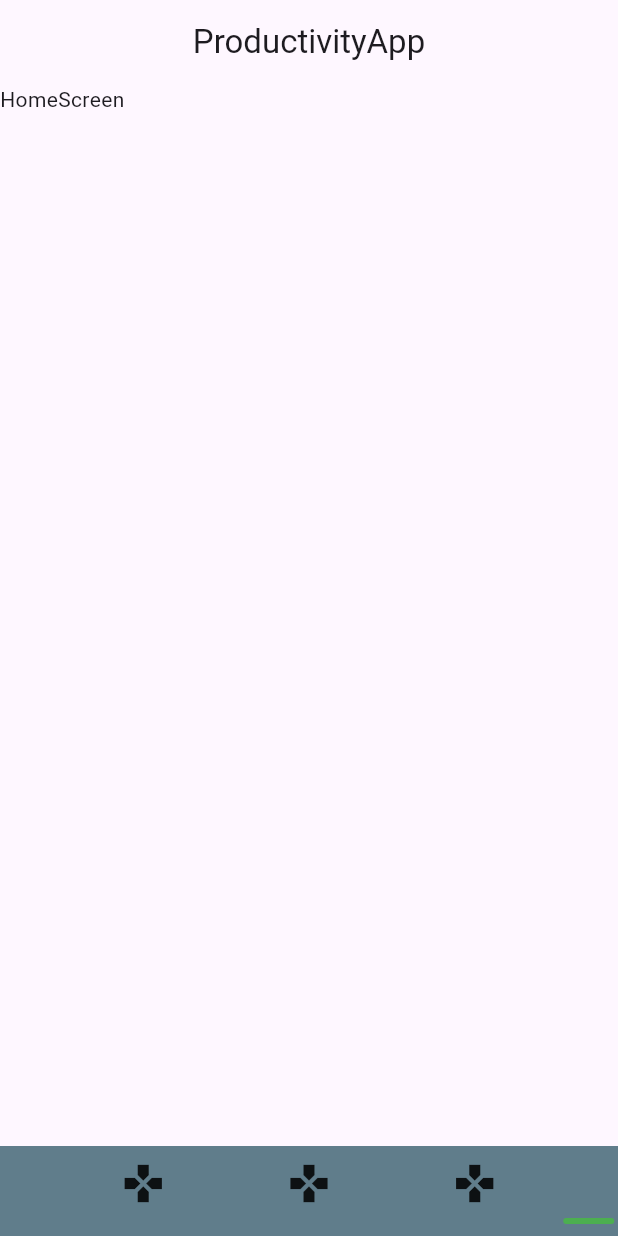
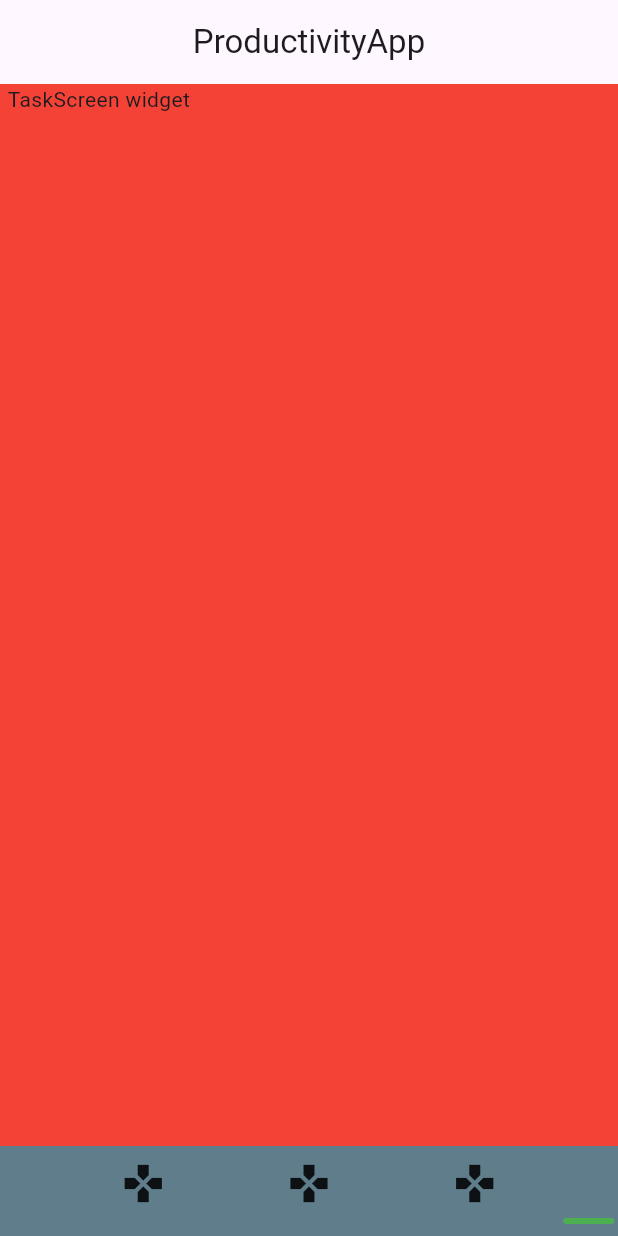
Before and after one commit to JoseYe628/productivity_app, a Flutter app: the screen it shows after launch, on a phone screen of 412 x 824 dp. Run offline on Flutter 3.47's test engine with Material 3 defaults, Android fonts, the phone set to English and light mode, and no system bars; our stand-ins replace flutter_bloc.

Commit message:
CustomBottomBar: cambio de pantalla con el bar en home screen

```diff
--- a/lib/screens/home/home_screen.dart
+++ b/lib/screens/home/home_screen.dart
@@ -1,6 +1,7 @@
 import 'package:flutter/material.dart';
 import 'package:flutter_bloc/flutter_bloc.dart';
 import 'package:productivity_app/blocs/blocs.dart';
+import 'package:productivity_app/screens/home/screens/screens.dart';
 import 'package:productivity_app/widgets/widgets.dart';
 
 class HomeScreen extends StatelessWidget {
@@ -9,12 +10,30 @@ class HomeScreen extends StatelessWidget {
   @override
   Widget build(BuildContext context){
     return Scaffold(
+      backgroundColor: Colors.red,
       appBar: AppBar(
         title: const Text("ProductivityApp"),
         centerTitle: true,
       ),
-      body: Container(
-        child: Text("HomeScreen"),
+      body: BlocBuilder<HomeRouteCubit, int>(
+        builder: (BuildContext context, index){
+          Widget screen;
+          switch (index) {
+            case 0:
+              screen = TaskScreen();
+            case 1:
+              screen = BacklogScreen();
+            case 2:
+              screen = ScheduleScreen();
+            default:
+              screen = TaskScreen();
+          }
+          return AnimatedSwitcher(
+            child: screen,
+            duration: Duration(milliseconds: 400),
+            transitionBuilder: (child, animation) => FadeTransition(child: child, opacity: animation,),
+          );
+        },
       ),
       bottomNavigationBar: const _BottomNav(),
     );
--- /dev/null
+++ b/lib/screens/home/screens/screens.dart
@@ -0,0 +1,3 @@
+export 'package:productivity_app/screens/home/screens/schedule_screen.dart';
+export 'package:productivity_app/screens/home/screens/task_screen.dart';
+export 'package:productivity_app/screens/home/screens/backlog_screen.dart';
--- /dev/null
+++ b/lib/screens/home/screens/task_screen.dart
@@ -0,0 +1,16 @@
+import 'package:flutter/material.dart';
+
+class TaskScreen extends StatelessWidget {
+  const TaskScreen({super.key});
+
+  @override
+  Widget build(BuildContext context){
+    return Container(
+      height: double.infinity,
+      width: double.infinity,
+      padding: EdgeInsets.symmetric(horizontal: 5),
+      color: Colors.red,
+      child: const Text("TaskScreen widget"),
+    );
+  }
+}
```
Also changed, not shown: lib/screens/home/screens/backlog_screen.dart (added, +17 -0 lines), lib/screens/home/screens/schedule_screen.dart (added, +29 -0 lines).
